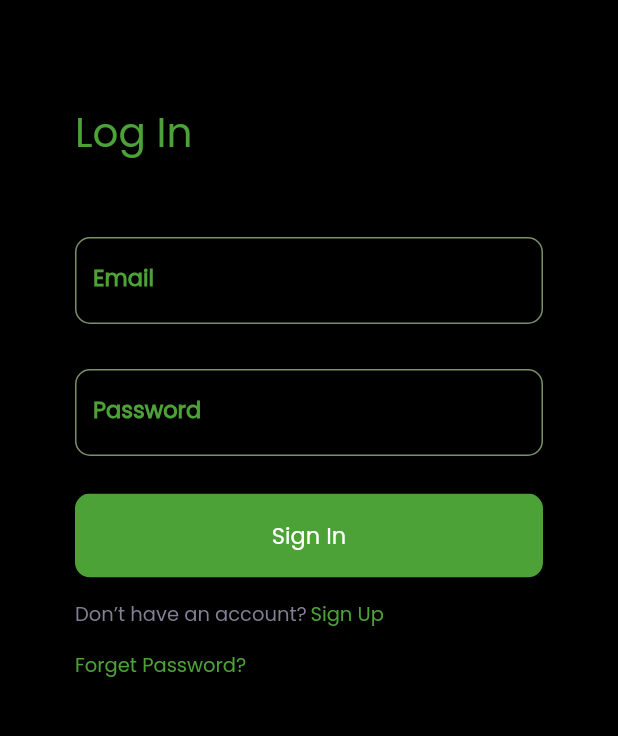
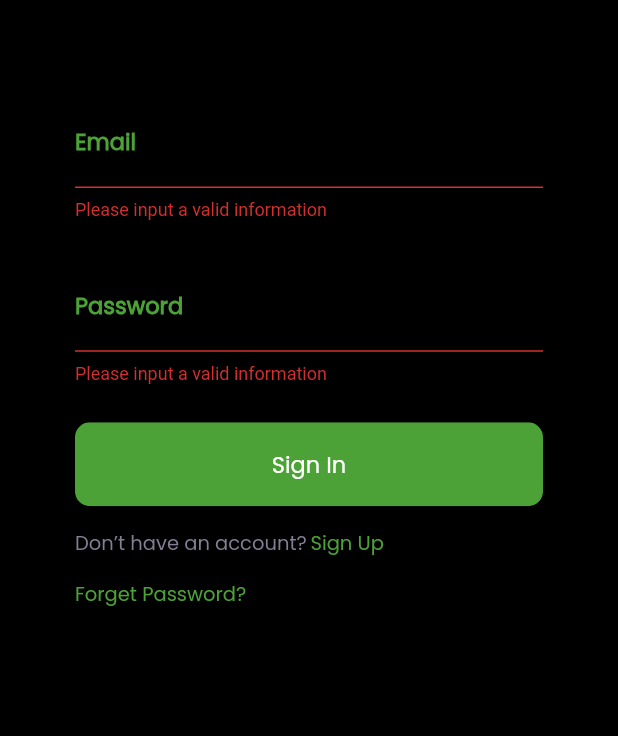
Before and after one commit to SouzaEduardoAC/worthy, a Flutter app: the screen it shows after launch, after a tap on "Sign In", on a phone screen of 412 x 824 dp, the part 465-1201 px from its top. Run offline on Flutter 3.47's test engine with Material 2 defaults, Android fonts, the light colour scheme and no system bars; our stand-ins replace device_preview; missing offline and left inert: flutter_timer_countdown.

Commit message:
Add login validations and redirect to Home Screen

```diff
--- /dev/null
+++ b/lib/login.dart
@@ -0,0 +1,15 @@
+import 'package:flutter/material.dart';
+
+class LoginPage extends StatefulWidget {
+  const LoginPage({super.key});
+
+  @override
+  State<LoginPage> createState() => _LoginPageState();
+}
+
+class _LoginPageState extends State<LoginPage> {
+  @override
+  Widget build(BuildContext context) {
+    return const Placeholder();
+  }
+}
--- a/lib/main_view.dart
+++ b/lib/main_view.dart
@@ -17,7 +17,7 @@ class _MainViewState extends State<MainView> {
   Widget build(BuildContext context) {
     return Scaffold(
       body: PageView.builder(
-        // physics: const NeverScrollableScrollPhysics(),
+        physics: const NeverScrollableScrollPhysics(),
         itemCount: 3,
         controller: controller,
         itemBuilder: (context, index) {
--- /dev/null
+++ b/lib/screens/home_screen.dart
@@ -0,0 +1,24 @@
+import 'package:flutter/material.dart';
+
+class HomeScreen extends StatefulWidget {
+  const HomeScreen({super.key});
+
+  @override
+  State<HomeScreen> createState() => _HomeScreenState();
+}
+
+class _HomeScreenState extends State<HomeScreen> {
+  @override
+  Widget build(BuildContext context) {
+    return Scaffold(
+      appBar: AppBar(
+        title: Text('Worthy'),
+      ),
+      body: _body(),
+    );
+  }
+
+  _body() {
+
+  }
+}
--- a/lib/screens/login_screen.dart
+++ b/lib/screens/login_screen.dart
@@ -1,4 +1,8 @@
 import 'package:flutter/material.dart';
+import 'package:worthy/screens/home_screen.dart';
+import 'package:worthy/utils/nav.dart';
+import 'package:worthy/widgets/custom_form_field.dart';
+import 'package:worthy/widgets/custom_ink_well.dart';
 
 class LoginScreen extends StatefulWidget {
   const LoginScreen({super.key, required this.controller});
@@ -10,6 +14,8 @@ class LoginScreen extends StatefulWidget {
 class _LoginScreenState extends State<LoginScreen> {
   final TextEditingController _emailController = TextEditingController();
   final TextEditingController _passController = TextEditingController();
+  final GlobalKey<FormState> _formKey = GlobalKey<FormState>();
+  final FocusNode _focusPassword = FocusNode();
 
   @override
   Widget build(BuildContext context) {
@@ -35,7 +41,7 @@ class _LoginScreenState extends State<LoginScreen> {
               ],
             ),
           ),
-          Row(
+          const Row(
             mainAxisAlignment: MainAxisAlignment.center,
             mainAxisSize: MainAxisSize.max,
             children: <Widget>[
@@ -50,107 +56,68 @@ class _LoginScreenState extends State<LoginScreen> {
               ),
             ],
           ),
-          const SizedBox(
-            height: 18,
-          ),
-          Padding( padding: EdgeInsets.only(top: 50),),
-          Padding(
+          const SizedBox(height: 18, ),
+          const Padding( padding: EdgeInsets.only(top: 50),),
+          Form(
+            key: _formKey,
+            child: Padding(
               padding: const EdgeInsets.symmetric(horizontal: 50),
               child: Column(
                 textDirection: TextDirection.ltr,
                 crossAxisAlignment: CrossAxisAlignment.start,
                 children: [
+                  CustomTextFormField(
+                    controller: _emailController,
+                    label: "Email",
+                    validator: _formValidator,
+                    textInputType: TextInputType.emailAddress,
+                    nextFocus: _focusPassword,
+                  ),
+                  const SizedBox(height: 30,),
+                  CustomTextFormField(
+                    controller: _passController,
+                    label: "Password",
+                    obscureText: true,
+                    validator: _formValidator,
+                    focusNode: _focusPassword,
+                  ),
+                  const SizedBox(height: 25,),
+                  _buildSignInButton(_onSignIn),
+                  const SizedBox(height: 15,),
+                  Row(
+                    children: [
                       const Text(
-                  'Log In',
+                        'Don’t have an account?',
                         style: TextStyle(
-                    color: Color(0xFF4CA237),
-                    fontSize: 27,
+                          color: Color(0xFF837E93),
+                          fontSize: 13,
                           fontFamily: 'Poppins',
                           fontWeight: FontWeight.w500,
                         ),
                       ),
-                const SizedBox(
-                  height: 50,
+                      const SizedBox(width: 2.5,),
+                      CustomInkWell(label: 'Sign Up', onTap: _signUp),
+                    ],
                   ),
-                TextField(
-                  controller: _emailController,
-                  textAlign: TextAlign.center,
-                  style: const TextStyle(
-                    color: Color(0xFF393939),
-                    fontSize: 13,
-                    fontFamily: 'Poppins',
-                    fontWeight: FontWeight.w400,
-                  ),
-                  decoration: const InputDecoration(
-                    labelText: 'Email',
-                    labelStyle: TextStyle(
-                      color: Color(0xFF4CA237),
-                      fontSize: 15,
-                      fontFamily: 'Poppins',
-                      fontWeight: FontWeight.w600,
-                    ),
-                    enabledBorder: OutlineInputBorder(
-                      borderRadius: BorderRadius.all(Radius.circular(10)),
-                      borderSide: BorderSide(
-                        width: 1,
-                        color: Color(0xFF78916C),
-                      ),
-                    ),
-                    focusedBorder: OutlineInputBorder(
-                      borderRadius: BorderRadius.all(Radius.circular(10)),
-                      borderSide: BorderSide(
-                        width: 1,
-                        color: Color(0xFF9CFF7B),
+                  const SizedBox(height: 15,),
+                  CustomInkWell(label: 'Forget Password?', onTap: _forgotPassword),
+                ],
               ),
             ),
           ),
+        ],
       ),
-                const SizedBox(
-                  height: 30,
-                ),
-                TextField(
-                  controller: _passController,
-                  textAlign: TextAlign.center,
-                  style: const TextStyle(
-                    color: Color(0xFF393939),
-                    fontSize: 13,
-                    fontFamily: 'Poppins',
-                    fontWeight: FontWeight.w400,
-                  ),
-                  decoration: const InputDecoration(
-                    labelText: 'Password',
-                    labelStyle: TextStyle(
-                      color: Color(0xFF4CA237),
-                      fontSize: 15,
-                      fontFamily: 'Poppins',
-                      fontWeight: FontWeight.w600,
-                    ),
-                    enabledBorder: OutlineInputBorder(
-                      borderRadius: BorderRadius.all(Radius.circular(10)),
-                      borderSide: BorderSide(
-                        width: 1,
-                        color: Color(0xFF78916C),
-                      ),
-                    ),
-                    focusedBorder: OutlineInputBorder(
-                      borderRadius: BorderRadius.all(Radius.circular(10)),
-                      borderSide: BorderSide(
-                        width: 1,
-                        color: Color(0xFF9CFF7B),
-                      ),
-                    ),
-                  ),
-                ),
-                const SizedBox(
-                  height: 25,
-                ),
-                ClipRRect(
+    );
+  }
+
+  Widget _buildSignInButton(void Function() onTap) {
+    return ClipRRect(
       borderRadius: const BorderRadius.all(Radius.circular(10)),
       child: SizedBox(
         width: 329,
         height: 56,
         child: ElevatedButton(
-                      onPressed: () {},
+          onPressed: onTap,
           style: ElevatedButton.styleFrom(
             backgroundColor: const Color(0xFF4CA237),
           ),
@@ -165,59 +132,40 @@ class _LoginScreenState extends State<LoginScreen> {
           ),
         ),
       ),
-                ),
-                const SizedBox(
-                  height: 15,
-                ),
-                Row(
-                  children: [
-                    const Text(
-                      'Don’t have an account?',
-                      style: TextStyle(
-                        color: Color(0xFF837E93),
-                        fontSize: 13,
-                        fontFamily: 'Poppins',
-                        fontWeight: FontWeight.w500,
-                      ),
-                    ),
-                    const SizedBox(
-                      width: 2.5,
-                    ),
-                    InkWell(
-                      onTap: () {
+    );
+  }
+
+  _onFieldSubmitted(String text) {
+    FocusScope.of(context).requestFocus(_focusPassword);
+  }
+
+  void _onSignIn() {
+    bool _validForm = _formKey.currentState!.validate();
+    if(! _validForm) return;
+
+    String login = _emailController.text;
+    String psswd = _passController.text;
+    print("Login: $login : Password: $psswd");
+
+    push(context, const HomeScreen());
+  }
+
+  void _signUp() {
     widget.controller.animateToPage(1,
         duration: const Duration(milliseconds: 500),
         curve: Curves.ease);
-                      },
-                      child: const Text(
-                        'Sign Up',
-                        style: TextStyle(
-                          color: Color(0xFF4CA237),
-                          fontSize: 13,
-                          fontFamily: 'Poppins',
-                          fontWeight: FontWeight.w500,
-                        ),
-                      ),
-                    ),
-                  ],
-                ),
-                const SizedBox(
-                  height: 15,
-                ),
-                const Text(
-                  'Forget Password?',
-                  style: TextStyle(
-                    color: Color(0xFF4CA237),
-                    fontSize: 13,
-                    fontFamily: 'Poppins',
-                    fontWeight: FontWeight.w500,
-                  ),
-                ),
-              ],
-            ),
-          ),
-        ],
-      ),
-    );
+  }
+
+  void _forgotPassword() {
+    widget.controller.animateToPage(1,
+        duration: const Duration(milliseconds: 500),
+        curve: Curves.ease);
+  }
+
+  String? _formValidator(String? text) {
+    if(text == null || text.isEmpty) {
+      return 'Please input a valid information';
+    }
+    return null;
   }
 }
--- /dev/null
+++ b/lib/utils/nav.dart
@@ -0,0 +1,7 @@
+import 'package:flutter/material.dart';
+
+Future push(BuildContext context, Widget page) {
+  return Navigator.push(context, MaterialPageRoute(builder: (BuildContext){
+    return page;
+  }));
+}
--- /dev/null
+++ b/lib/widgets/custom_form_field.dart
@@ -0,0 +1,78 @@
+import 'package:flutter/material.dart';
+
+class CustomTextFormField extends StatelessWidget {
+  const CustomTextFormField({
+    super.key,
+    required TextEditingController controller,
+    required String label,
+    bool obscureText = false,
+    required FormFieldValidator<String> validator,
+    TextInputType textInputType = TextInputType.text,
+    TextInputAction textInputAction = TextInputAction.next,
+    FocusNode? focusNode,
+    FocusNode? nextFocus,
+  }) :  _controller = controller,
+        _label = label,
+        _obscureText = obscureText,
+        _validator = validator,
+        _inputType = textInputType,
+        _inputAction = textInputAction,
+        _focusNode = focusNode,
+        _nextFocus = nextFocus;
+
+  final TextEditingController _controller;
+  final String _label;
+  final bool _obscureText;
+  final FormFieldValidator<String> _validator;
+  final TextInputType _inputType;
+  final TextInputAction _inputAction;
+  final FocusNode? _focusNode;
+  final FocusNode? _nextFocus;
+
+  @override
+  Widget build(BuildContext context) {
+    return TextFormField(
+      controller: _controller,
+      validator: _validator,
+      textAlign: TextAlign.center,
+      obscureText: _obscureText,
+      keyboardType: _inputType,
+      textInputAction: _inputAction,
+      focusNode: _focusNode,
+      onFieldSubmitted: (String text) {
+        if(_nextFocus != null) {
+          FocusScope.of(context).requestFocus(_nextFocus);
+        }
+      },
+      style: const TextStyle(
+        color: Color(0xFF393939),
+        fontSize: 13,
+        fontFamily: 'Poppins',
+        fontWeight: FontWeight.w400,
+      ),
+      decoration: InputDecoration(
+        labelText: _label,
+        labelStyle: const TextStyle(
+          color: Color(0xFF4CA237),
+          fontSize: 15,
+          fontFamily: 'Poppins',
+          fontWeight: FontWeight.w600,
+        ),
+        enabledBorder: const OutlineInputBorder(
+          borderRadius: BorderRadius.all(Radius.circular(10)),
+          borderSide: BorderSide(
+            width: 1,
+            color: Color(0xFF78916C),
+          ),
+        ),
+        focusedBorder: const OutlineInputBorder(
+          borderRadius: BorderRadius.all(Radius.circular(10)),
+          borderSide: BorderSide(
+            width: 1,
+            color: Color(0xFF9CFF7B),
+          ),
+        ),
+      ),
+    );
+  }
+}
--- /dev/null
+++ b/lib/widgets/custom_ink_well.dart
@@ -0,0 +1,28 @@
+import 'package:flutter/material.dart';
+
+class CustomInkWell extends StatelessWidget {
+  const CustomInkWell({
+    super.key,
+    required String label,
+    required void Function() onTap,
+  }) : _label = label, _onTap = onTap;
+
+  final String _label;
+  final void Function() _onTap;
+
+  @override
+  Widget build(BuildContext context) {
+    return InkWell(
+      onTap: _onTap,
+      child: Text(
+        _label,
+        style: const TextStyle(
+          color: Color(0xFF4CA237),
+          fontSize: 13,
+          fontFamily: 'Poppins',
+          fontWeight: FontWeight.w500,
+        ),
+      ),
+    );
+  }
+}
```
Also changed, not shown: 1 other file. Lines whose indentation alone changed are shown as unchanged.
